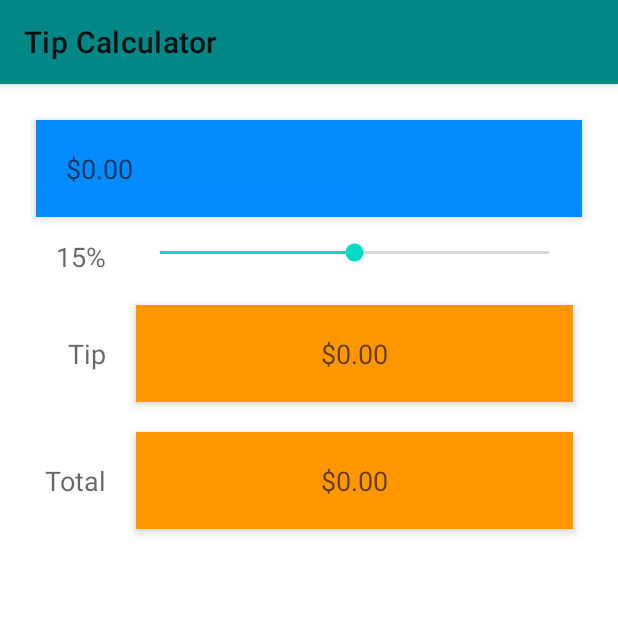
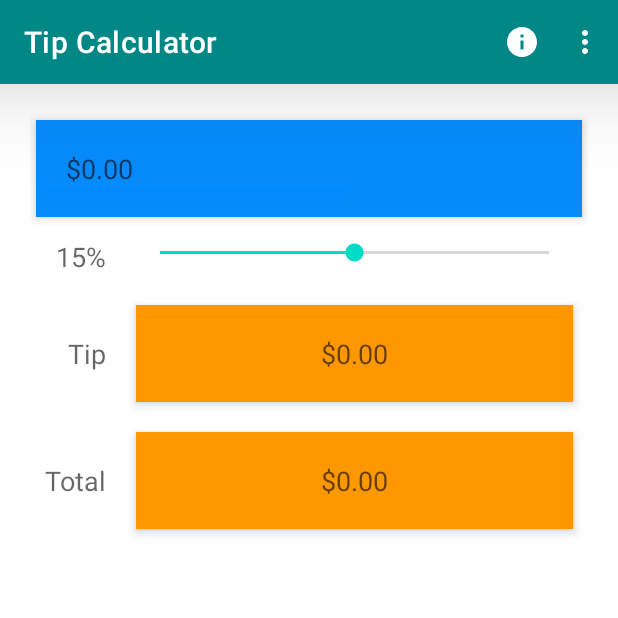
Before and after one commit to aashakya/TipCalculator, an Android app: the screen it shows after launch (MainActivity), on a phone screen of 412 x 824 dp, the top half of it. Run offline under Robolectric (Android 15) with nearby library versions, the phone set to English and light mode, and no system bars.

Commit message:
Add Menu and a menu icon

```diff
--- a/app/src/main/java/com/example/tipcalculator/MainActivity.java
+++ b/app/src/main/java/com/example/tipcalculator/MainActivity.java
@@ -6,10 +6,15 @@ import android.content.Context;
 import android.os.Bundle;
 import android.text.Editable;
 import android.text.TextWatcher;
+import android.view.Menu;
+import android.view.MenuInflater;
+import android.view.MenuItem;
 import android.view.inputmethod.InputMethodManager;
 import android.widget.EditText;
 import android.widget.SeekBar;
 import android.widget.TextView;
+import android.widget.Toast;
+
 import androidx.appcompat.widget.Toolbar;
 
 import java.text.NumberFormat;
@@ -28,6 +33,33 @@ public class MainActivity extends AppCompatActivity implements TextWatcher, Seek
         setContentView(R.layout.activity_main);
         init();
         setSupportActionBar(toolbar);
+    }
+
+    @Override
+    public boolean onCreateOptionsMenu(Menu menu){
+        MenuInflater inflater = getMenuInflater();
+        inflater.inflate(R.menu.new_menu, menu);
+        return true;
+    }
+
+    @Override
+    public boolean onOptionsItemSelected(MenuItem item) {
+        switch (item.getItemId()) {
+            case R.id.item1:
+                Toast toast = Toast.makeText(getApplicationContext(), "Total is "+
+                        totalTextView.getText().toString(), Toast.LENGTH_LONG);
+                toast.show();
+                return true;
+
+            case R.id.item2:
+
+                return true;
+
+            default:
+
+                return super.onOptionsItemSelected(item);
+
+        }
     }
 
     void init(){
--- /dev/null
+++ b/app/src/main/res/drawable/ic_info_24.xml
@@ -0,0 +1,5 @@
+<vector android:height="24dp" android:tint="#FFFFFF"
+    android:viewportHeight="24" android:viewportWidth="24"
+    android:width="24dp" xmlns:android="http://schemas.android.com/apk/res/android">
+    <path android:fillColor="@color/black" android:pathData="M12,2C6.48,2 2,6.48 2,12s4.48,10 10,10 10,-4.48 10,-10S17.52,2 12,2zM13,17h-2v-6h2v6zM13,9h-2L11,7h2v2z"/>
+</vector>
--- a/app/src/main/res/layout/toolbar.xml
+++ b/app/src/main/res/layout/toolbar.xml
@@ -3,8 +3,9 @@
     xmlns:tools="http://schemas.android.com/tools"
     android:layout_width="match_parent"
     android:layout_height="wrap_content"
+    xmlns:app="http://schemas.android.com/apk/res-auto"
     android:background="@color/teal_700"
     android:id="@+id/toolbar"
-    android:elevation="4dp">
-
-</androidx.appcompat.widget.Toolbar>
+    android:elevation="40dp"
+    android:theme="@style/ThemeOverlay.AppCompat.Dark.ActionBar"
+    app:popupTheme="@style/ThemeOverlay.AppCompat.Light"/>
--- /dev/null
+++ b/app/src/main/res/menu/new_menu.xml
@@ -0,0 +1,13 @@
+<?xml version="1.0" encoding="utf-8"?>
+<menu xmlns:android="http://schemas.android.com/apk/res/android"
+    xmlns:app="http://schemas.android.com/apk/res-auto">
+
+    <item android:id="@+id/item1"
+        android:title="Item 1"
+        android:icon="@drawable/ic_info_24"
+        app:showAsAction = "always"/>
+    <item android:id="@+id/item2"
+        android:title="In progress"
+        app:showAsAction="never"/>
+
+</menu>
```
